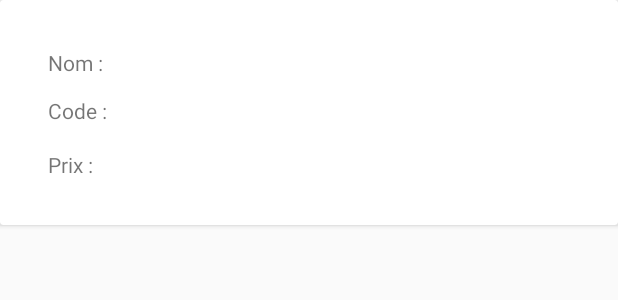
After one commit to Zargotrax/AndroidAutopart, an Android app: the layout product_card.xml on its own in the app's theme, with its tools: preview values and no code run, on a phone screen of 412 x 824 dp. The commit adds this screen. Shown: the top 300 px of the screen. Run offline under Robolectric (Android 15) with nearby library versions, the phone set to English and light mode, and no system bars; network calls fail.

Commit message:
Created product card

```diff
--- a/app/build.gradle
+++ b/app/build.gradle
@@ -32,6 +32,6 @@ dependencies {
     androidTestImplementation 'androidx.test:runner:1.2.0'
     androidTestImplementation 'androidx.test.espresso:espresso-core:3.2.0'
 
-    implementation 'com.android.support:recyclerview-v7:29.0.0'
+    implementation 'androidx.recyclerview:recyclerview:1.0.0'
     implementation 'com.android.volley:volley:1.1.1'
 }
--- /dev/null
+++ b/app/src/main/res/layout/product_card.xml
@@ -0,0 +1,74 @@
+<?xml version="1.0" encoding="utf-8"?>
+<LinearLayout xmlns:android="http://schemas.android.com/apk/res/android"
+    xmlns:app="http://schemas.android.com/apk/res-auto"
+    xmlns:tools="http://schemas.android.com/tools"
+    android:orientation="vertical" android:layout_width="match_parent"
+    android:layout_height="match_parent">
+
+    <androidx.cardview.widget.CardView
+        android:layout_width="match_parent"
+        android:layout_height="150dp" >
+
+        <androidx.constraintlayout.widget.ConstraintLayout
+            android:layout_width="match_parent"
+            android:layout_height="match_parent">
+
+            <TextView
+                android:id="@+id/txtView_Name_label"
+                android:layout_width="wrap_content"
+                android:layout_height="wrap_content"
+                android:layout_marginStart="32dp"
+                android:layout_marginTop="32dp"
+                android:text="Nom :"
+                app:layout_constraintStart_toStartOf="parent"
+                app:layout_constraintTop_toTopOf="parent" />
+
+            <TextView
+                android:id="@+id/txtView_Code_label"
+                android:layout_width="wrap_content"
+                android:layout_height="wrap_content"
+                android:layout_marginStart="32dp"
+                android:layout_marginTop="64dp"
+                android:text="Code :"
+                app:layout_constraintStart_toStartOf="parent"
+                app:layout_constraintTop_toTopOf="parent" />
+
+            <TextView
+                android:id="@+id/txtView_UnitPrice_label"
+                android:layout_width="wrap_content"
+                android:layout_height="wrap_content"
+                android:layout_marginStart="32dp"
+                android:layout_marginTop="100dp"
+                android:text="Prix :"
+                app:layout_constraintStart_toStartOf="parent"
+                app:layout_constraintTop_toTopOf="parent" />
+
+            <TextView
+                android:id="@+id/txtView_UnitPrice"
+                android:layout_width="251dp"
+                android:layout_height="19dp"
+                android:layout_marginStart="24dp"
+                android:layout_marginTop="100dp"
+                app:layout_constraintStart_toEndOf="@+id/txtView_Name_label"
+                app:layout_constraintTop_toTopOf="parent" />
+
+            <TextView
+                android:id="@+id/txtView_Name"
+                android:layout_width="251dp"
+                android:layout_height="19dp"
+                android:layout_marginStart="24dp"
+                android:layout_marginTop="32dp"
+                app:layout_constraintStart_toEndOf="@+id/txtView_Name_label"
+                app:layout_constraintTop_toTopOf="parent" />
+
+            <TextView
+                android:id="@+id/txtView_Code"
+                android:layout_width="251dp"
+                android:layout_height="19dp"
+                android:layout_marginStart="24dp"
+                android:layout_marginTop="64dp"
+                app:layout_constraintStart_toEndOf="@+id/txtView_Name_label"
+                app:layout_constraintTop_toTopOf="parent" />
+        </androidx.constraintlayout.widget.ConstraintLayout>
+    </androidx.cardview.widget.CardView>
+</LinearLayout>
```
Also changed, not shown: app/src/main/java/com/xample/androidautopart/ProductAdapter.java (renamed from app/src/main/java/com/xample/androidautopart/MyAdapter.java, +10 -11 lines), app/src/main/java/com/xample/androidautopart/ui/product/ProductFragment.java (+10 -10 lines), app/src/main/java/com/xample/androidautopart/ui/product/ProductViewModel.java (+20 -0 lines).
